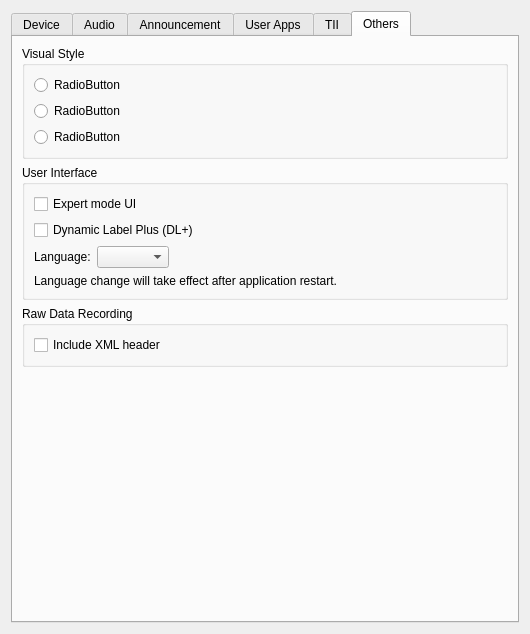
Before: the Qt Designer form gui/setupdialog.ui in KejPi/AbracaDABra, drawn with Qt 5.
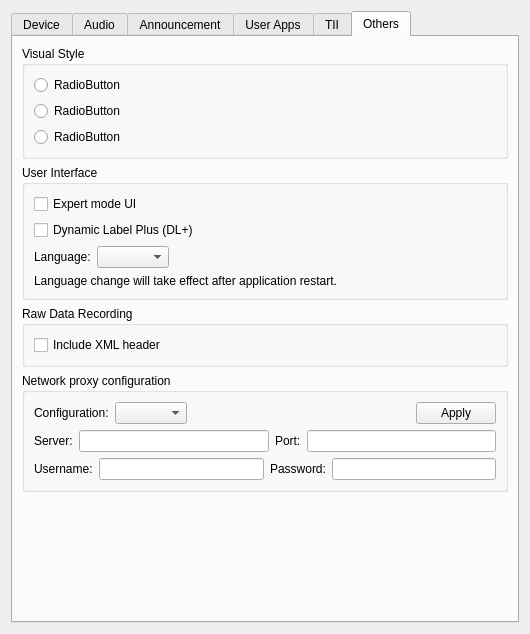
After: the same form once the commit is applied. The open tabs and pages were chosen to show the change. Custom widgets are drawn as their Qt base class.

Commit message: feat: Application proxy settings implemented

What changed in the file:
```diff
--- a/gui/setupdialog.ui
+++ b/gui/setupdialog.ui
@@ -1976,6 +1976,101 @@
          </layout>
         </widget>
        </item>
+       <item>
+        <widget class="QGroupBox" name="proxyGroupBox">
+         <property name="title">
+          <string>Network proxy configuration</string>
+         </property>
+         <layout class="QVBoxLayout" name="verticalLayout_20">
+          <item>
+           <layout class="QHBoxLayout" name="horizontalLayout_24">
+            <item>
+             <widget class="QLabel" name="proxyLabel">
+              <property name="text">
+               <string>Configuration:</string>
+              </property>
+             </widget>
+            </item>
+            <item>
+             <widget class="QComboBox" name="proxyConfigCombo"/>
+            </item>
+            <item>
+             <spacer name="horizontalSpacer_12">
+              <property name="orientation">
+               <enum>Qt::Horizontal</enum>
+              </property>
+              <property name="sizeHint" stdset="0">
+               <size>
+                <width>40</width>
+                <height>20</height>
+               </size>
+              </property>
+             </spacer>
+            </item>
+            <item>
+             <widget class="QPushButton" name="proxyApplyButton">
+              <property name="text">
+               <string>Apply</string>
+              </property>
+             </widget>
+            </item>
+           </layout>
+          </item>
+          <item>
+           <layout class="QHBoxLayout" name="horizontalLayout_22">
+            <item>
+             <widget class="QLabel" name="proxyServerLabel">
+              <property name="text">
+               <string>Server:</string>
+              </property>
+             </widget>
+            </item>
+            <item>
+             <widget class="QLineEdit" name="proxyServerEdit"/>
+            </item>
+            <item>
+             <widget class="QLabel" name="proxyPortLabel">
+              <property name="text">
+               <string>Port:</string>
+              </property>
+             </widget>
+            </item>
+            <item>
+             <widget class="QLineEdit" name="proxyPortEdit"/>
+            </item>
+           </layout>
+          </item>
+          <item>
+           <layout class="QHBoxLayout" name="horizontalLayout_23">
+            <item>
+             <widget class="QLabel" name="proxyUserLabel">
+              <property name="text">
+               <string>Username:</string>
+              </property>
+             </widget>
+            </item>
+            <item>
+             <widget class="QLineEdit" name="proxyUserEdit"/>
+            </item>
+            <item>
+             <widget class="QLabel" name="proxyPassLabel">
+              <property name="text">
+               <string>Password:</string>
+              </property>
+             </widget>
+            </item>
+            <item>
+             <widget class="QLineEdit" name="proxyPassEdit">
+              <property name="echoMode">
+               <enum>QLineEdit::Password</enum>
+              </property>
+             </widget>
+            </item>
+           </layout>
+          </item>
+         </layout>
+        </widget>
+       </item>
        <item>
         <spacer name="verticalSpacer_2">
          <property name="orientation">
```
Left out of the diff: 2 changed lines with no effect on the pictures. The commit also changes 6 other files.
